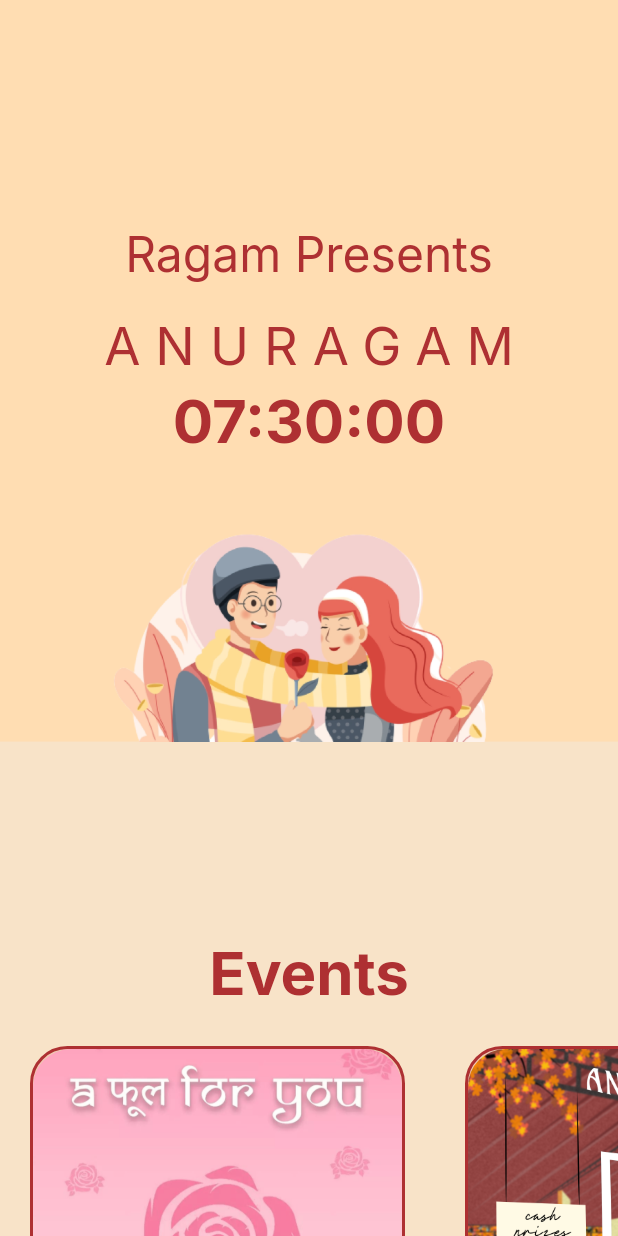
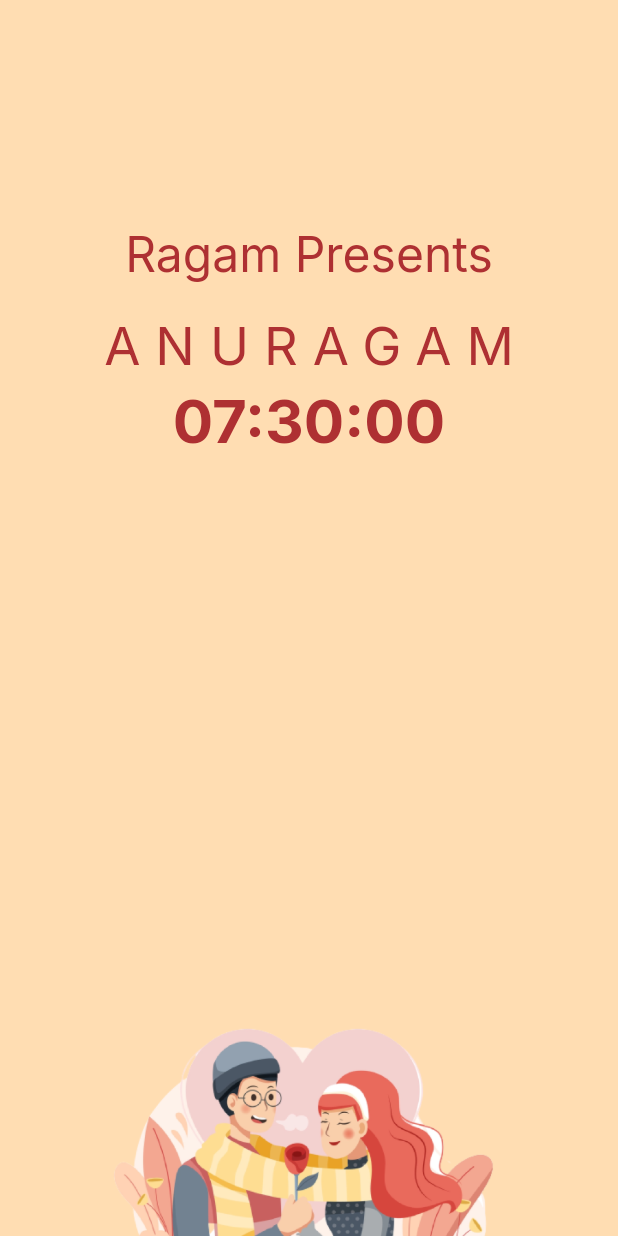
Before and after one commit to Hari-07/anuragam-web, a Flutter app: the screen it shows after launch, on a phone screen of 412 x 824 dp. Run offline on Flutter 3.47's test engine with Material 2 defaults, Android fonts, the phone set to English and light mode, and no system bars; drawn by our look-alikes of auto_size_text, flutter_countdown_timer; our stand-ins replace cloud_firestore, firebase_core, font_awesome_flutter, google_fonts, slide_countdown, validators; accounts and stored records are empty.

Commit message:
banner is pain

```diff
--- a/lib/views/widgets/banner_widget.dart
+++ b/lib/views/widgets/banner_widget.dart
@@ -11,7 +11,8 @@ class BannerWidget extends StatelessWidget {
     return Container(
       color: const Color(0xFFFFDDB2),
       width: MediaQuery.of(context).size.width,
-      height: MediaQuery.of(context).size.width > 768 ? MediaQuery.of(context).size.height : MediaQuery.of(context).size.height * 0.6,
+      // height: MediaQuery.of(context).size.width > 768 ? MediaQuery.of(context).size.height : MediaQuery.of(context).size.height * 0.6,
+      height: MediaQuery.of(context).size.height,
       child: Stack(
         alignment: Alignment.topCenter,
         children: [
```
